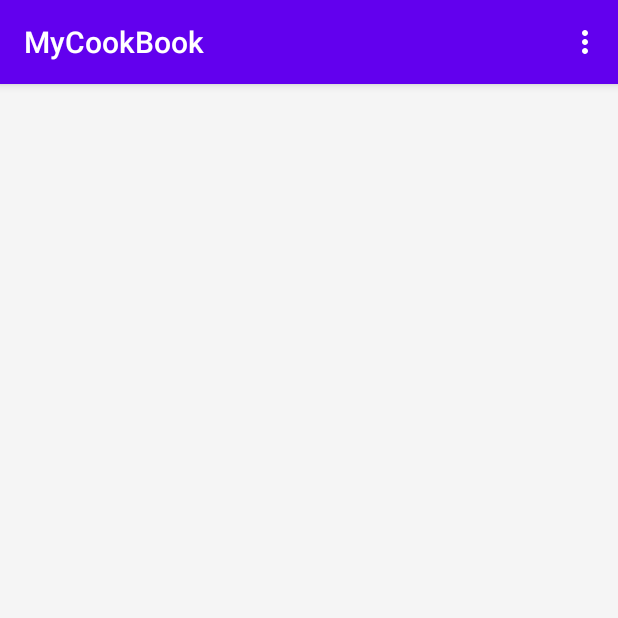
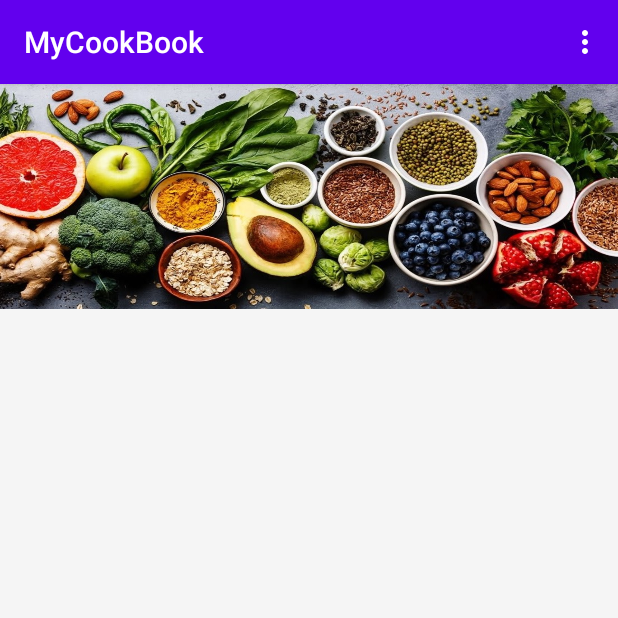
Before and after one commit to AviErel/MyCookBook, an Android app: the MainActivity screen opened directly, with no data from a screen before it, on a phone screen of 412 x 824 dp, the top half of it. Run offline under Robolectric (Android 15) with nearby library versions, the phone set to English and light mode, and no system bars; 2 statements that could not run were skipped.

Commit message:
works with menu and base

```diff
--- a/app/src/main/res/layout/activity_base.xml
+++ b/app/src/main/res/layout/activity_base.xml
@@ -3,8 +3,8 @@
     xmlns:android="http://schemas.android.com/apk/res/android"
     xmlns:app="http://schemas.android.com/apk/res-auto"
     xmlns:tools="http://schemas.android.com/tools"
-    android:layout_width="match_parent"
-    android:layout_height="match_parent"
+    android:layout_width="wrap_content"
+    android:layout_height="wrap_content"
     tools:context=".Base">
 
     <androidx.appcompat.widget.Toolbar
@@ -12,4 +12,6 @@
         android:layout_height="150dp"
         android:background="@drawable/food4"/>
 
+
+
 </androidx.appcompat.widget.LinearLayoutCompat>
--- a/app/src/main/res/layout/activity_display_data.xml
+++ b/app/src/main/res/layout/activity_display_data.xml
@@ -8,10 +8,7 @@
     android:orientation="vertical"
     android:background="@drawable/design">
 
-    <androidx.appcompat.widget.Toolbar
-        android:layout_width="match_parent"
-        android:layout_height="150dp"
-        android:background="@drawable/food4"/>
+    <include layout="@layout/activity_base"/>
 
     <LinearLayout
         android:layout_width="match_parent"
--- a/app/src/main/res/layout/activity_main.xml
+++ b/app/src/main/res/layout/activity_main.xml
@@ -8,4 +8,6 @@
     android:background="@drawable/design"
     tools:context=".MainActivity">
 
+    <include layout="@layout/activity_base"/>
+
 </androidx.appcompat.widget.LinearLayoutCompat>
--- a/app/src/main/res/layout/activity_save_recipe.xml
+++ b/app/src/main/res/layout/activity_save_recipe.xml
@@ -9,10 +9,7 @@
     android:background="@drawable/design"
     android:layoutDirection="ltr">
 
-    <androidx.appcompat.widget.Toolbar
-        android:layout_width="match_parent"
-        android:layout_height="150dp"
-        android:background="@drawable/food4"/>
+    <include layout="@layout/activity_base"/>
 
     <androidx.appcompat.widget.LinearLayoutCompat
         android:layout_width="match_parent"
```
